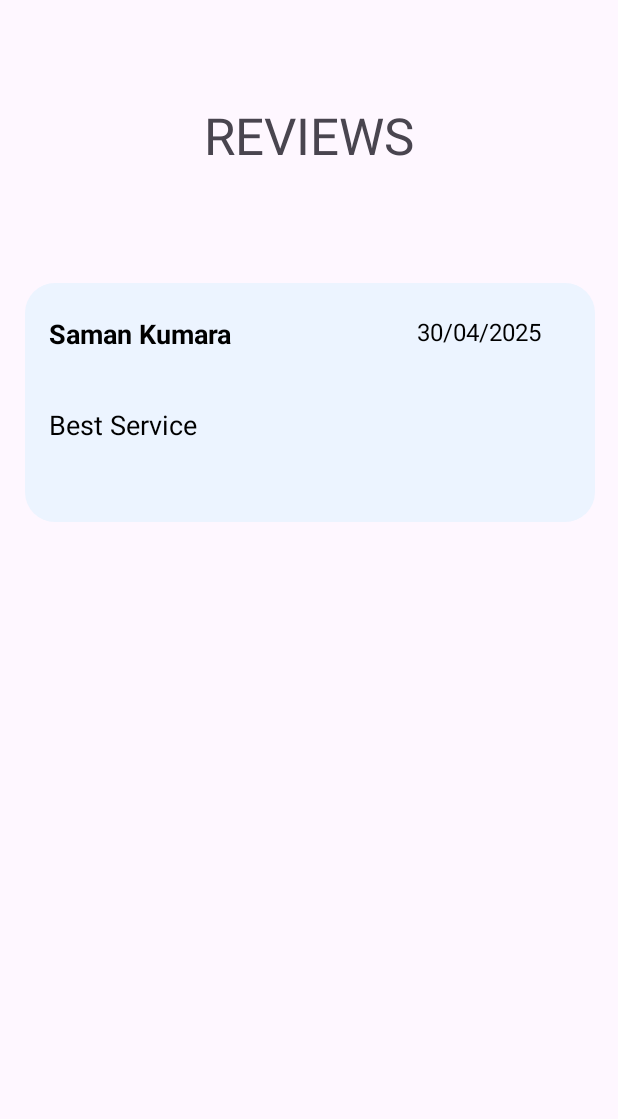
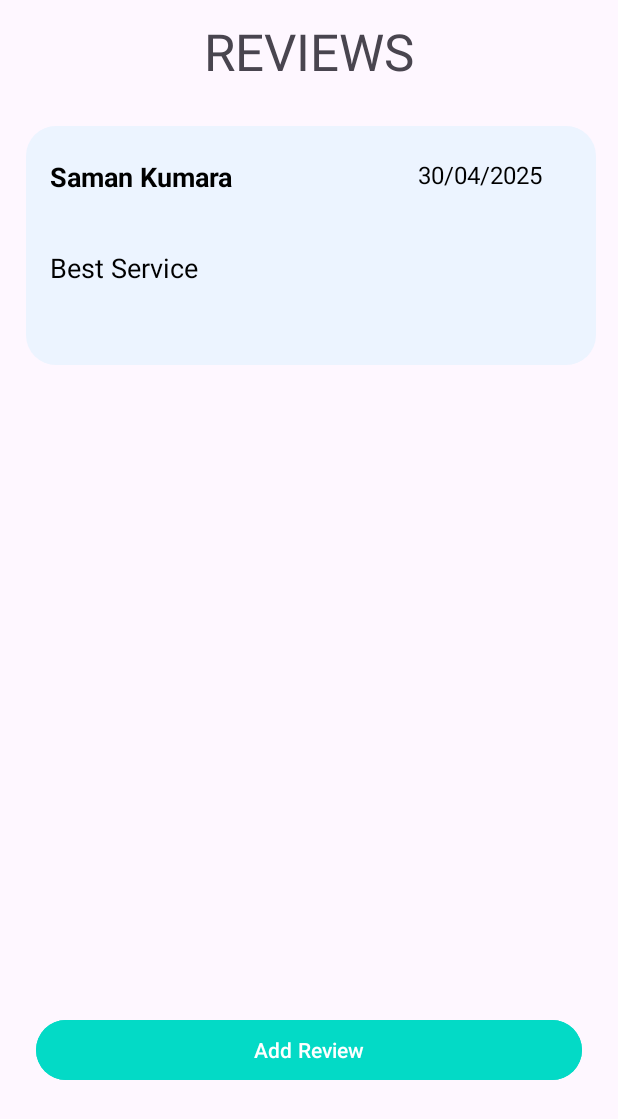
Before and after one commit to saviyx/Ivision_new, an Android app: the fragment Review_Fragment shown on its own in the app's theme, on a phone screen of 412 x 824 dp. Shown: the top 1119 px of the screen. Run offline under Robolectric (Android 15) with nearby library versions, the phone set to English and light mode, and no system bars.

Commit message:
change 7

```diff
--- a/app/src/main/res/layout/fragment_review.xml
+++ b/app/src/main/res/layout/fragment_review.xml
@@ -23,20 +23,33 @@
         app:layout_constraintStart_toStartOf="parent"
         app:layout_constraintTop_toTopOf="parent" />
 
+    <ScrollView
+        android:id="@+id/scrollView2"
+        android:layout_width="402dp"
+        android:layout_height="580dp"
+        android:layout_marginStart="1dp"
+        android:layout_marginTop="7dp"
+        android:layout_marginEnd="1dp"
+        app:layout_constraintEnd_toEndOf="parent"
+        app:layout_constraintStart_toStartOf="parent"
+        app:layout_constraintTop_toBottomOf="@+id/textView21">
+
+        <androidx.constraintlayout.widget.ConstraintLayout
+            android:id="@+id/linearLayout3"
+            android:layout_width="match_parent"
+            android:layout_height="wrap_content">
+
             <RelativeLayout
                 android:id="@+id/relativeLayout2"
                 android:layout_width="380dp"
                 android:layout_height="159dp"
-        android:layout_marginBottom="476dp"
+                android:layout_marginStart="12dp"
+                android:layout_marginBottom="16dp"
                 android:background="@drawable/rounded_bg"
                 android:backgroundTint="@color/light_blue"
                 android:padding="16dp"
                 app:layout_constraintBottom_toBottomOf="parent"
-        app:layout_constraintEnd_toEndOf="parent"
-        app:layout_constraintHorizontal_bias="0.516"
-        app:layout_constraintStart_toStartOf="parent"
-        app:layout_constraintTop_toBottomOf="@+id/my_appointments2"
-        app:layout_constraintVertical_bias="0.0">
+                app:layout_constraintStart_toStartOf="parent">
 
                 <!-- Title -->
 
@@ -86,5 +99,20 @@
                     android:textSize="18sp" />
 
             </RelativeLayout>
+        </androidx.constraintlayout.widget.ConstraintLayout>
+    </ScrollView>
+
+    <Button
+        android:id="@+id/button"
+        android:layout_width="0dp"
+        android:layout_height="wrap_content"
+        android:layout_marginStart="24dp"
+        android:layout_marginTop="12dp"
+        android:layout_marginEnd="24dp"
+        android:backgroundTint="@color/design_default_color_secondary"
+        android:text="Add Review"
+        app:layout_constraintEnd_toEndOf="parent"
+        app:layout_constraintStart_toStartOf="parent"
+        app:layout_constraintTop_toBottomOf="@+id/scrollView2" />
 
 </androidx.constraintlayout.widget.ConstraintLayout>
```
Lines whose indentation alone changed are shown as unchanged.
